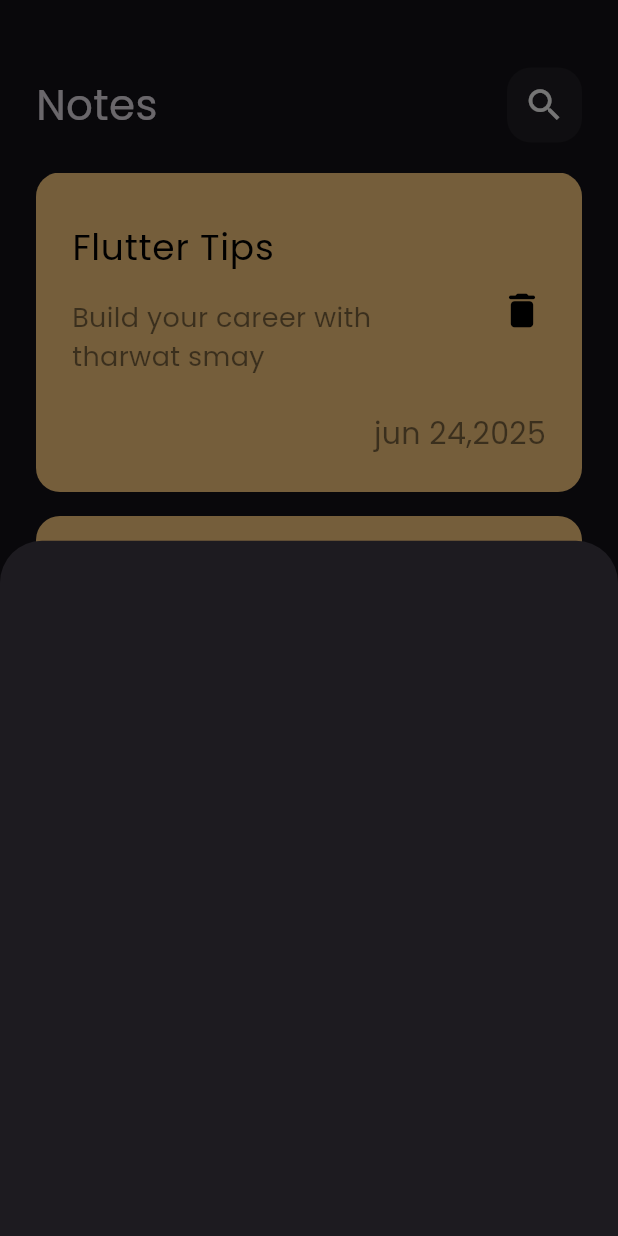
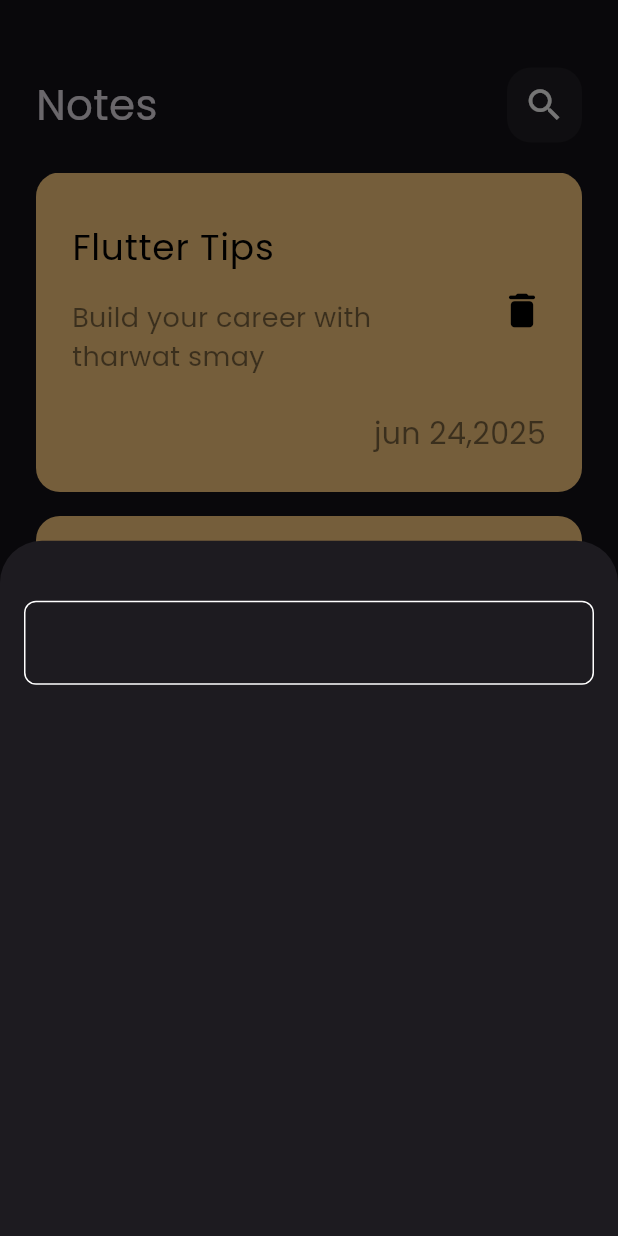
Before and after one commit to a7med287/notes, a Flutter app: the screen it shows after launch, after a tap on the "add" icon, on a phone screen of 412 x 824 dp. Run offline on Flutter 3.47's test engine with Material 3 defaults, Android fonts, the phone set to English and light mode, and no system bars.

Commit message:
Create the custom Text Field

```diff
--- /dev/null
+++ b/lib/constants.dart
@@ -0,0 +1,4 @@
+
+import 'package:flutter/material.dart';
+
+const kPrimaryColor = Color(0xff62fcd7);
--- a/lib/main.dart
+++ b/lib/main.dart
@@ -5,15 +5,15 @@ void main() {
   runApp(const NotesApp());
 }
 
-class NotesApp extends StatelessWidget{
+class NotesApp extends StatelessWidget {
   const NotesApp({super.key});
 
   @override
   Widget build(BuildContext context) {
     return MaterialApp(
       debugShowCheckedModeBanner: false,
-      theme: ThemeData(brightness: Brightness.dark,fontFamily: "Poppins"),
-      home: const NotesView()
+      theme: ThemeData(brightness: Brightness.dark, fontFamily: "Poppins"),
+      home: const NotesView(),
     );
   }
 }
--- a/lib/views/notes_view.dart
+++ b/lib/views/notes_view.dart
@@ -1,4 +1,5 @@
 import 'package:flutter/material.dart';
+import 'package:notes_app/constants.dart';
 import 'package:notes_app/views/widgets/add_note_bottom_sheet.dart';
 import 'package:notes_app/views/widgets/notes_body.dart';
 
@@ -11,12 +12,16 @@ class NotesView extends StatelessWidget {
       body: NotesViewBody(),
       floatingActionButton: FloatingActionButton(
         onPressed: () {
-          showModalBottomSheet(context: context, builder: (context) {
-            return AddNoteBottomSheet();
-          },);
+          showModalBottomSheet(
+
+            context: context,
+            builder: (context) {
+              return const AddNoteBottomSheet();
+            },
+          );
         },
-        backgroundColor: Colors.blue,
-        child:  Icon(Icons.add),
+        backgroundColor: kPrimaryColor,
+        child: Icon(Icons.add),
       ),
     );
   }
--- a/lib/views/widgets/add_note_bottom_sheet.dart
+++ b/lib/views/widgets/add_note_bottom_sheet.dart
@@ -1,4 +1,6 @@
 import 'package:flutter/material.dart';
+
+import 'custom_text_field.dart';
 class AddNoteBottomSheet extends StatelessWidget {
   const AddNoteBottomSheet({
     super.key,
@@ -6,6 +8,16 @@ class AddNoteBottomSheet extends StatelessWidget {
 
   @override
   Widget build(BuildContext context) {
-    return Container();
+    return Padding(
+      padding: const EdgeInsets.symmetric(horizontal: 16.0),
+      child: Column(
+        children: [
+          SizedBox(
+            height: 40,
+          ),
+         const CustomTextField(),
+        ],
+      ),
+    );
   }
 }
--- /dev/null
+++ b/lib/views/widgets/custom_text_field.dart
@@ -0,0 +1,25 @@
+import 'package:flutter/material.dart';
+import 'package:notes_app/constants.dart';
+
+class CustomTextField extends StatelessWidget {
+  const CustomTextField({super.key});
+
+  @override
+  Widget build(BuildContext context) {
+    return TextField(
+      cursorColor: kPrimaryColor,
+      decoration: InputDecoration(
+        border: buildInputBorder(),
+        enabledBorder: buildInputBorder(),
+        focusedBorder: buildInputBorder(color: kPrimaryColor),
+      ),
+    );
+  }
+
+  OutlineInputBorder buildInputBorder({color}) {
+    return OutlineInputBorder(
+      borderRadius: BorderRadius.circular(8),
+      borderSide: BorderSide(color: color ?? Colors.white),
+    );
+  }
+}
--- a/lib/views/widgets/notes_body.dart
+++ b/lib/views/widgets/notes_body.dart
@@ -18,7 +18,7 @@ class NotesViewBody extends StatelessWidget{
           SizedBox(
             height: 20,
           ),
-          Expanded(child: CustomListViewBuilder())
+          Expanded(child: const CustomListViewBuilder())
         ],
       ),
     );
```
